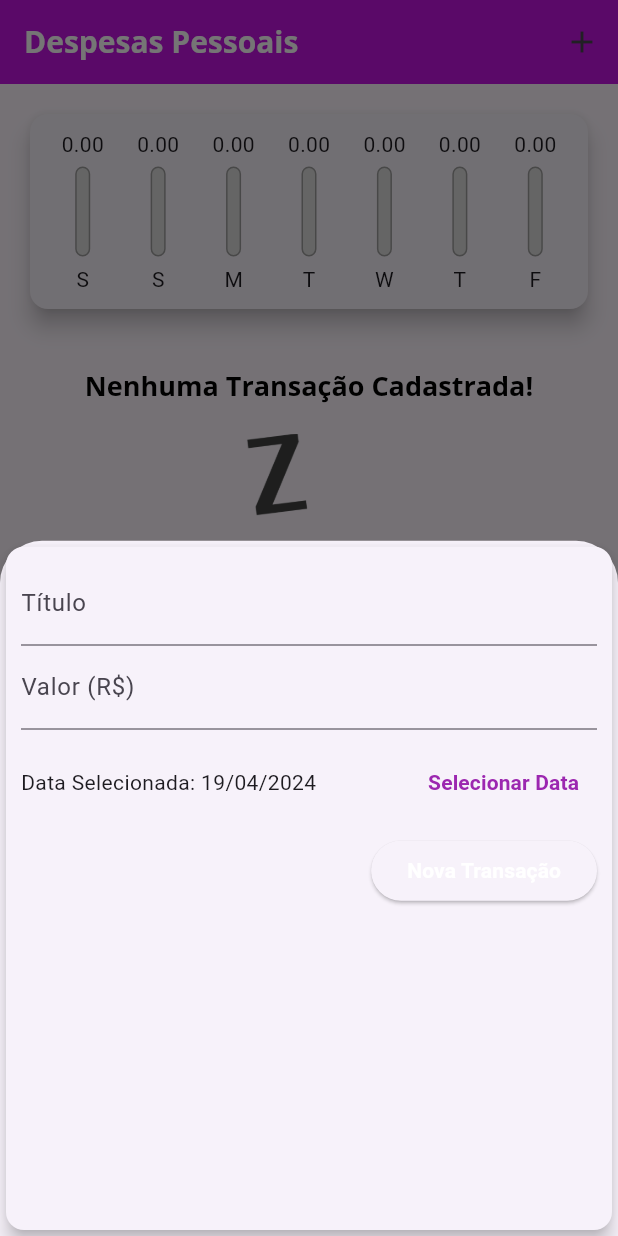
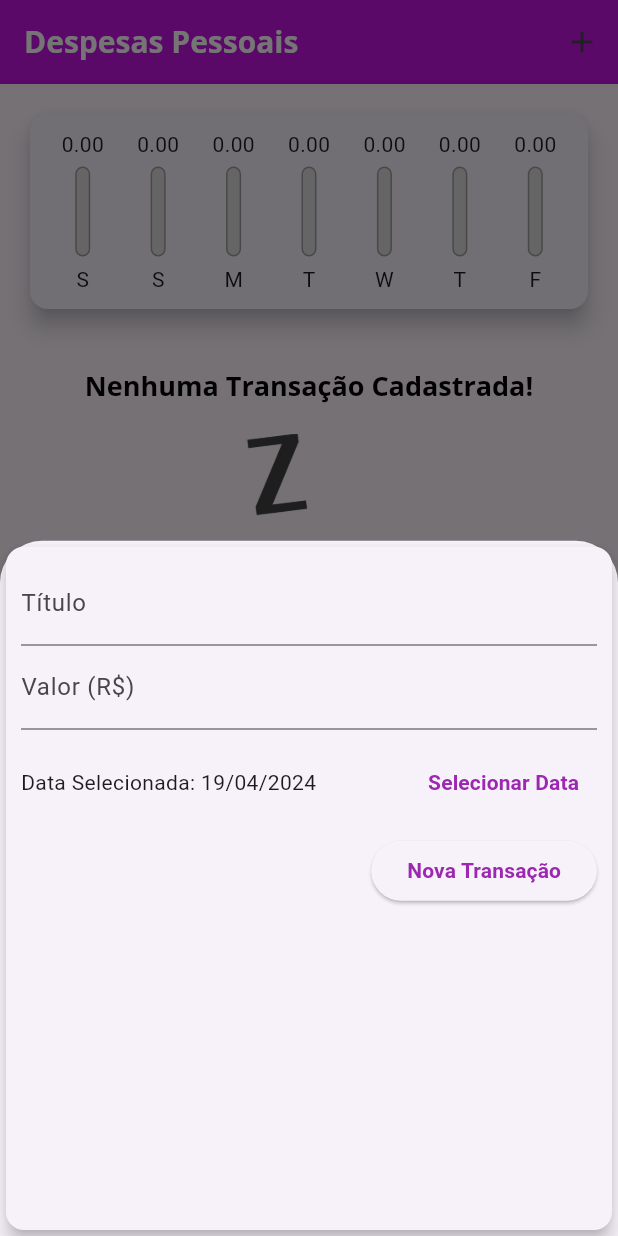
Before and after one commit to ElderGiovani/despesas_pessoais, a Flutter app: the screen it shows after launch, after a tap on the "add" icon, on a phone screen of 412 x 824 dp. Run offline on Flutter 3.47's test engine with Material 3 defaults, Android fonts, the phone set to English and light mode, and no system bars.

Commit message:
atualização _botão_nova transação

```diff
--- a/lib/components/chart_bar.dart
+++ b/lib/components/chart_bar.dart
@@ -19,8 +19,7 @@ class ChartBar extends StatelessWidget {
         SizedBox(
           height: 20,
           child: FittedBox(
-            // ignore: unnecessary_string_interpolations
-            child: Text('${value!.toStringAsFixed(2)}'),
+            child: Text(value!.toStringAsFixed(2)),
           ),
         ),
         const SizedBox(height: 5),
--- a/lib/components/transaction_form.dart
+++ b/lib/components/transaction_form.dart
@@ -95,11 +95,9 @@ class _TransactionFormState extends State<TransactionForm> {
               children: <Widget>[
                 ElevatedButton(
                   onPressed: _submitForm,
-                  child: Text(
+                  child: const Text(
                     'Nova Transação',
-                    style: TextStyle(
-                      color: Theme.of(context).textTheme.labelLarge?.color,
-                    ),
+                    style: TextStyle(),
                   ),
                 ),
               ],
```
